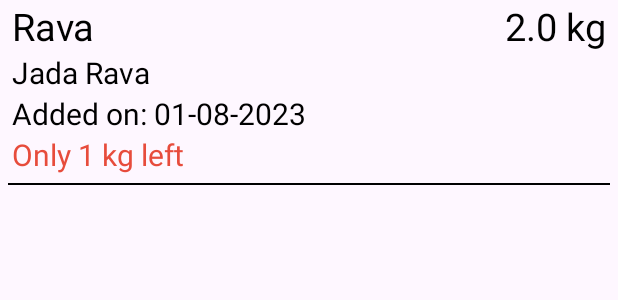
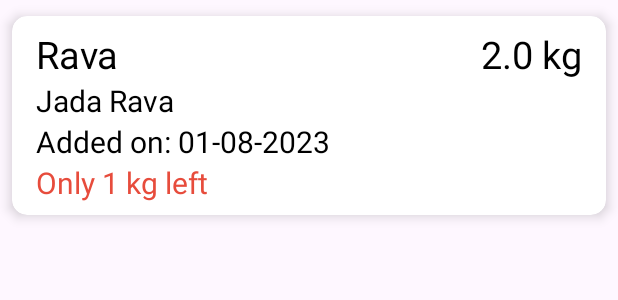
Before and after one commit to joshiashish191/Grocery_Planner, an Android app: the layout grocery_item.xml on its own in the app's theme, with its tools: preview values and no code run, on a phone screen of 412 x 824 dp. Shown: the top 300 px of the screen. Run offline under Robolectric (Android 15) with nearby library versions, the phone set to English and light mode, and no system bars.

Commit message:
- Added CardView for List Items - Resolved no items text visibility bug in modifications list

```diff
--- a/app/src/main/res/layout/fragment_add_grocery.xml
+++ b/app/src/main/res/layout/fragment_add_grocery.xml
@@ -141,6 +141,7 @@
             app:layout_constraintBottom_toBottomOf="parent"
             android:text="No records to display"
             app:layout_constraintStart_toStartOf="parent"
-            app:layout_constraintEnd_toEndOf="parent"/>
+            app:layout_constraintEnd_toEndOf="parent"
+            android:visibility="gone"/>
     </androidx.constraintlayout.widget.ConstraintLayout>
 </layout>
--- a/app/src/main/res/layout/grocery_item.xml
+++ b/app/src/main/res/layout/grocery_item.xml
@@ -4,14 +4,25 @@
     xmlns:tools="http://schemas.android.com/tools">
 
     <data>
+
         <variable
             name="grocery"
             type="net.softglobe.groceryplanner.model.Grocery" />
     </data>
 
+    <androidx.cardview.widget.CardView
+        android:layout_width="match_parent"
+        android:layout_height="wrap_content"
+        app:cardUseCompatPadding="true"
+        app:cardElevation="5dp"
+        app:cardCornerRadius="10dp"
+        app:cardBackgroundColor="@color/white"
+        app:cardPreventCornerOverlap="true">
+
         <androidx.constraintlayout.widget.ConstraintLayout
             android:layout_width="match_parent"
-        android:layout_height="wrap_content">
+            android:layout_height="wrap_content"
+            android:padding="8dp">
 
             <TextView
                 android:id="@+id/item_title"
@@ -19,58 +30,52 @@
                 android:layout_width="0dp"
                 android:layout_height="wrap_content"
                 android:layout_marginStart="8dp"
+                android:text="@{grocery.name}"
                 app:layout_constraintEnd_toStartOf="@+id/quantity"
                 app:layout_constraintStart_toStartOf="parent"
                 app:layout_constraintTop_toTopOf="parent"
-            tools:text="Rava"
-            android:text="@{grocery.name}"/>
+                tools:text="Rava" />
 
             <TextView
+                android:id="@+id/item_subtitle"
                 style="@style/grocery_item_subtitle"
-            android:id="@+id/item_subtitle"
                 android:layout_width="wrap_content"
                 android:layout_height="wrap_content"
-            tools:text="Jada Rava"
+                android:text="@{grocery.description}"
                 app:layout_constraintStart_toStartOf="@id/item_title"
                 app:layout_constraintTop_toBottomOf="@id/item_title"
-            android:text="@{grocery.description}"/>
+                tools:text="Jada Rava" />
 
             <TextView
+                android:id="@+id/item_added_on"
                 style="@style/grocery_item_subtitle"
-            android:id="@+id/item_added_on"
                 android:layout_width="wrap_content"
                 android:layout_height="wrap_content"
-            tools:text="Added on: 01-08-2023"
                 app:layout_constraintStart_toStartOf="@id/item_title"
-            app:layout_constraintTop_toBottomOf="@id/item_subtitle" />
+                app:layout_constraintTop_toBottomOf="@id/item_subtitle"
+                tools:text="Added on: 01-08-2023" />
 
             <TextView
+                android:id="@+id/low_stock_warning"
                 style="@style/grocery_item_subtitle"
-            android:id="@+id/low_stock_warning"
                 android:layout_width="wrap_content"
                 android:layout_height="wrap_content"
-            tools:text="Only 1 kg left"
+                android:textColor="@color/red"
+                android:visibility="gone"
                 app:layout_constraintStart_toStartOf="@id/item_title"
                 app:layout_constraintTop_toBottomOf="@id/item_added_on"
-            android:textColor="@color/red"
-            android:visibility="gone"
-            tools:visibility="visible"/>
+                tools:text="Only 1 kg left"
+                tools:visibility="visible" />
 
             <TextView
+                android:id="@+id/quantity"
                 style="@style/grocery_item_title"
-            android:id="@+id/quantity"
                 android:layout_width="wrap_content"
                 android:layout_height="wrap_content"
-            tools:text="2.0 kg"
+                android:layout_marginEnd="8dp"
                 app:layout_constraintEnd_toEndOf="parent"
                 app:layout_constraintTop_toTopOf="@+id/item_title"
-            android:layout_marginEnd="8dp" />
-
-        <TextView
-            android:layout_width="match_parent"
-            android:layout_height="1dp"
-            app:layout_constraintTop_toBottomOf="@id/low_stock_warning"
-            android:background="@color/black"
-            android:layout_margin="5dp" />
+                tools:text="2.0 kg" />
         </androidx.constraintlayout.widget.ConstraintLayout>
+    </androidx.cardview.widget.CardView>
 </layout>
```
Lines whose indentation alone changed are shown as unchanged.
